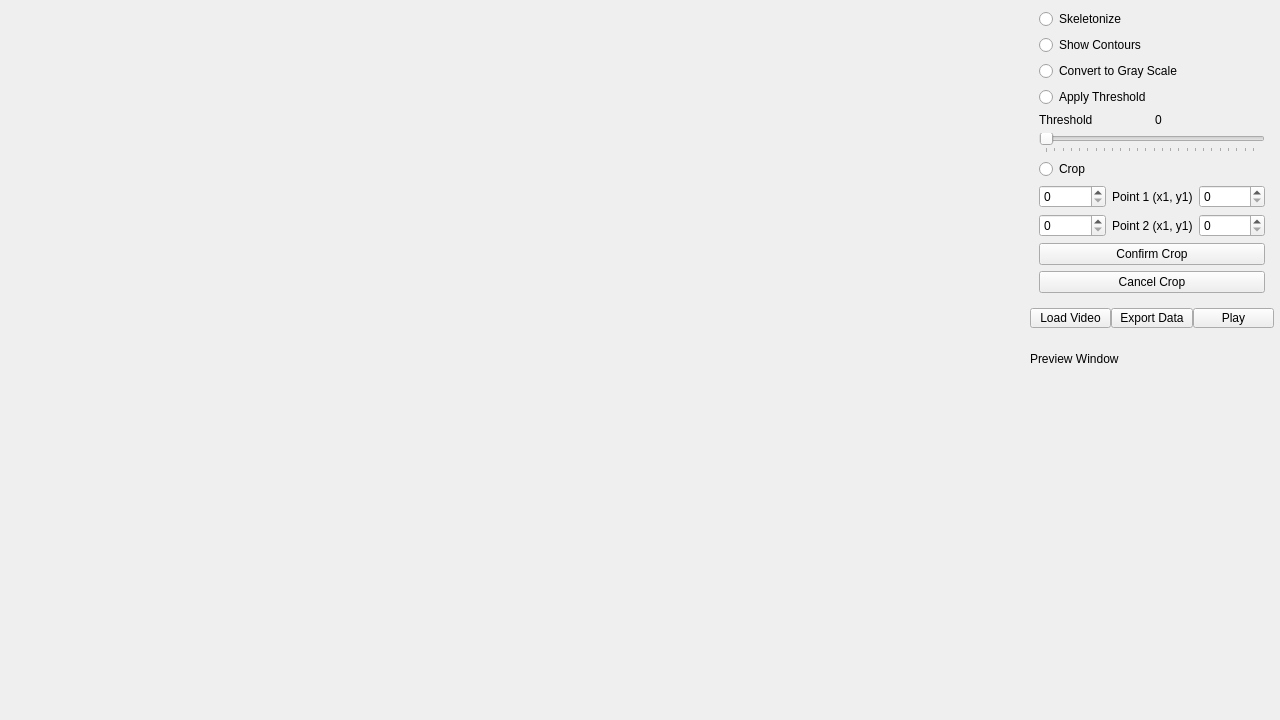
The window that form.ui (prajwaltr93/Image-Processing-Util) describes before a commit, drawn with Qt 5.
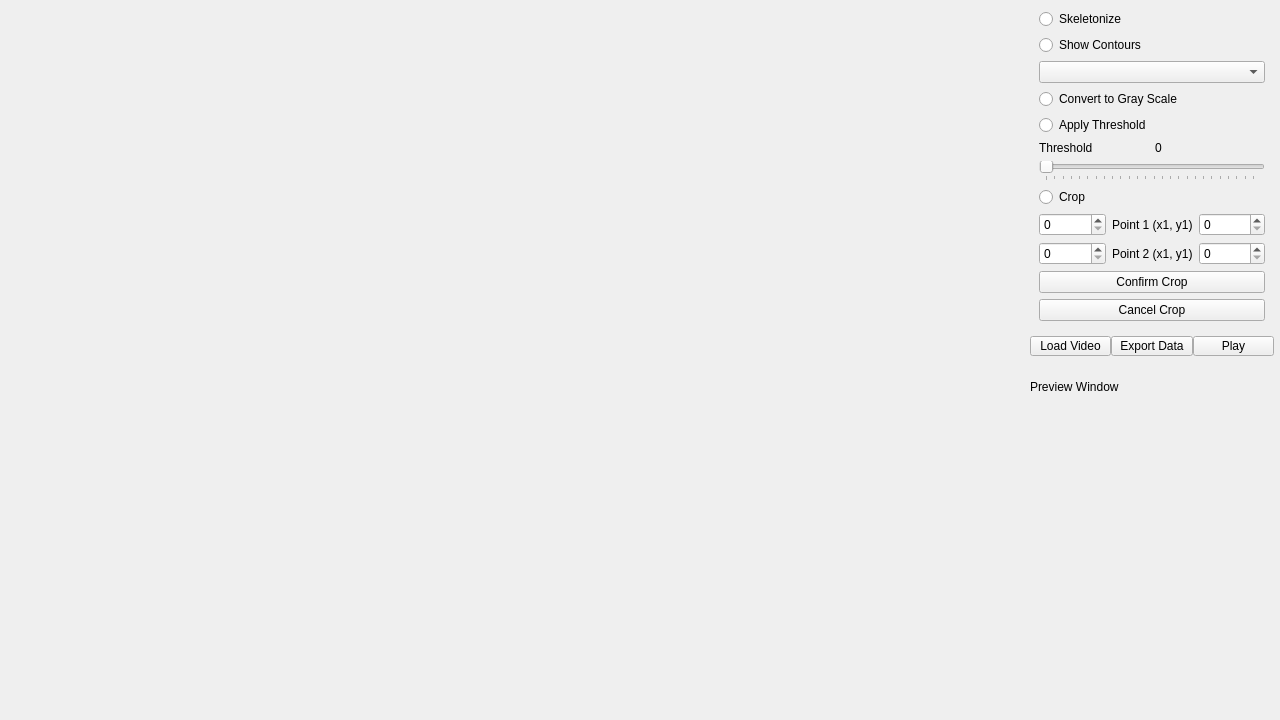
The same window after the commit.

Commit message: add: ability to find tip or root of image

```diff
--- a/form.ui
+++ b/form.ui
@@ -32,7 +32,7 @@
      <x>1030</x>
      <y>0</y>
      <width>244</width>
-     <height>599</height>
+     <height>618</height>
     </rect>
    </property>
    <layout class="QVBoxLayout" name="verticalLayout_3">
@@ -53,6 +53,9 @@
          </property>
         </widget>
        </item>
+       <item>
+        <widget class="QComboBox" name="tipOrRootSelector"/>
+       </item>
        <item>
         <widget class="QRadioButton" name="convertGrayScale">
          <property name="text">
```
The commit also changes 2 other files.
